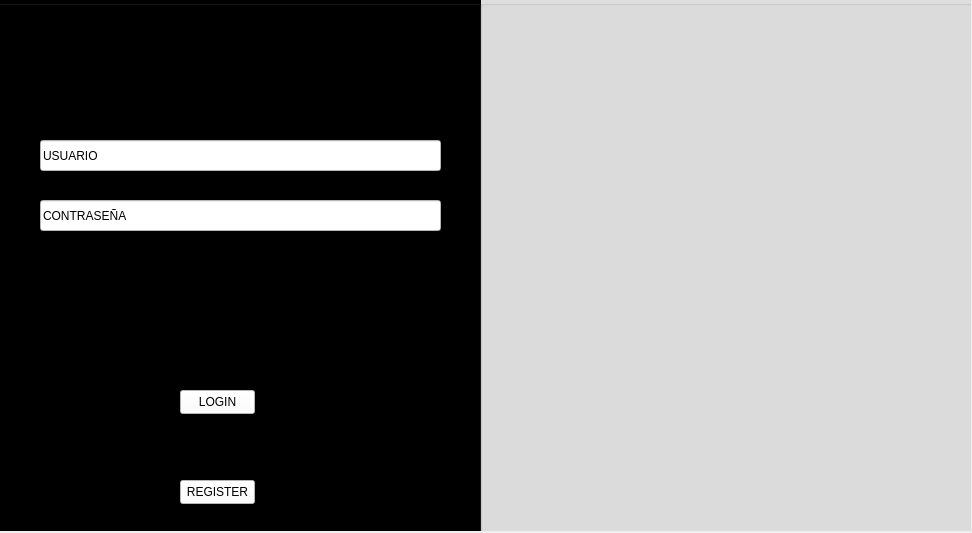
First picture: the form in Scrapping - copia - copia/ui_files/inicio.ui, repository jaumeollerfernandez/scrap.me, before the edit.
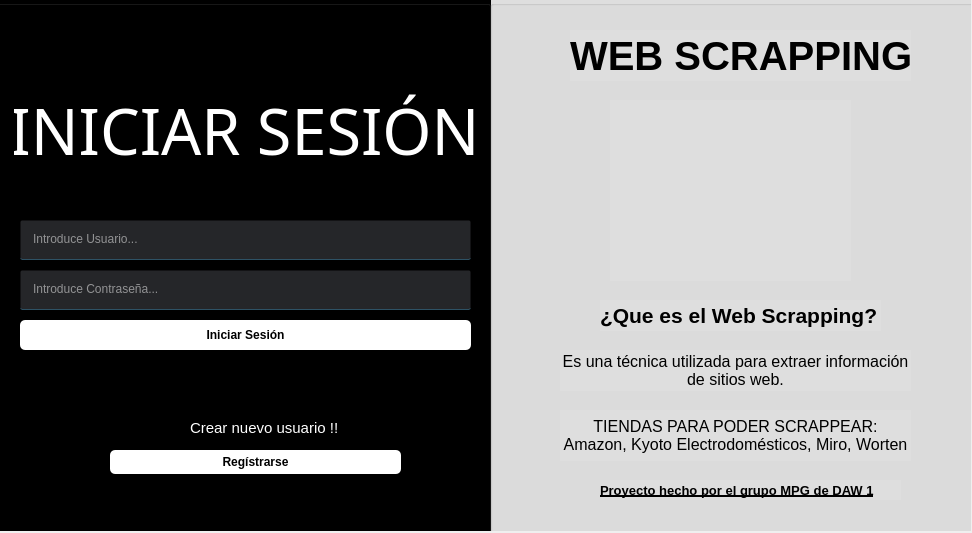
Second picture: the form after the edit. Icons and pictures are not drawn.

Patch:
```diff
--- a/Scrapping - copia - copia/ui_files/inicio.ui
+++ b/Scrapping - copia - copia/ui_files/inicio.ui
@@ -34,23 +34,141 @@
    <widget class="QGroupBox" name="groupBox_2">
     <property name="geometry">
      <rect>
-      <x>480</x>
+      <x>490</x>
       <y>0</y>
-      <width>501</width>
+      <width>505</width>
       <height>541</height>
      </rect>
     </property>
     <property name="styleSheet">
-     <string notr="true">background-color: rgb(222,222,222);</string>
+     <string notr="true">background-color: rgba(222,222,222,255);</string>
     </property>
     <property name="title">
      <string/>
     </property>
+    <widget class="QLabel" name="label_2">
+     <property name="geometry">
+      <rect>
+       <x>120</x>
+       <y>100</y>
+       <width>241</width>
+       <height>181</height>
+      </rect>
+     </property>
+     <property name="styleSheet">
+      <string notr="true">image:url(:/imgLogin/883149-200.png);</string>
+     </property>
+     <property name="text">
+      <string/>
+     </property>
+    </widget>
+    <widget class="QLabel" name="label_4">
+     <property name="geometry">
+      <rect>
+       <x>80</x>
+       <y>30</y>
+       <width>341</width>
+       <height>51</height>
+      </rect>
+     </property>
+     <property name="font">
+      <font>
+       <pointsize>30</pointsize>
+       <bold>true</bold>
+      </font>
+     </property>
+     <property name="text">
+      <string>WEB SCRAPPING</string>
+     </property>
+    </widget>
+    <widget class="QLabel" name="label_5">
+     <property name="geometry">
+      <rect>
+       <x>110</x>
+       <y>300</y>
+       <width>281</width>
+       <height>31</height>
+      </rect>
+     </property>
+     <property name="font">
+      <font>
+       <pointsize>16</pointsize>
+       <bold>true</bold>
+      </font>
+     </property>
+     <property name="text">
+      <string>¿Que es el Web Scrapping?</string>
+     </property>
+    </widget>
+    <widget class="QLabel" name="label_6">
+     <property name="geometry">
+      <rect>
+       <x>70</x>
+       <y>350</y>
+       <width>351</width>
+       <height>41</height>
+      </rect>
+     </property>
+     <property name="font">
+      <font>
+       <pointsize>12</pointsize>
+      </font>
+     </property>
+     <property name="text">
+      <string>Es una técnica utilizada para extraer información 
+de sitios web.</string>
+     </property>
+     <property name="alignment">
+      <set>Qt::AlignCenter</set>
+     </property>
+    </widget>
+    <widget class="QLabel" name="label_7">
+     <property name="geometry">
+      <rect>
+       <x>70</x>
+       <y>410</y>
+       <width>351</width>
+       <height>51</height>
+      </rect>
+     </property>
+     <property name="font">
+      <font>
+       <pointsize>12</pointsize>
+      </font>
+     </property>
+     <property name="text">
+      <string>TIENDAS PARA PODER SCRAPPEAR:
+Amazon, Kyoto Electrodomésticos, Miro, Worten</string>
+     </property>
+     <property name="alignment">
+      <set>Qt::AlignCenter</set>
+     </property>
+    </widget>
+    <widget class="QLabel" name="label_8">
+     <property name="geometry">
+      <rect>
+       <x>110</x>
+       <y>480</y>
+       <width>301</width>
+       <height>20</height>
+      </rect>
+     </property>
+     <property name="font">
+      <font>
+       <pointsize>10</pointsize>
+       <bold>true</bold>
+       <underline>true</underline>
+      </font>
+     </property>
+     <property name="text">
+      <string>Proyecto hecho por el grupo MPG de DAW 1</string>
+     </property>
+    </widget>
    </widget>
    <widget class="QGroupBox" name="groupBox">
     <property name="geometry">
      <rect>
-      <x>-20</x>
+      <x>-10</x>
       <y>0</y>
       <width>501</width>
       <height>541</height>
@@ -65,65 +183,159 @@
     <widget class="QPushButton" name="ok">
      <property name="geometry">
       <rect>
-       <x>200</x>
-       <y>390</y>
-       <width>75</width>
-       <height>24</height>
+       <x>30</x>
+       <y>320</y>
+       <width>451</width>
+       <height>30</height>
       </rect>
      </property>
+     <property name="font">
+      <font>
+       <bold>true</bold>
+      </font>
+     </property>
      <property name="styleSheet">
-      <string notr="true">background-color: rgb(255,255,255);</string>
+      <string notr="true">QPushButton#ok{
+background-color: rgb(255,255,255);
+color: rgb(0,0,0);
+border-radius: 5px;
+}
+QPushButton#ok:pressed{
+background-color: rgb(230,230,230);
+}</string>
      </property>
      <property name="text">
-      <string>LOGIN</string>
+      <string>Iniciar Sesión</string>
      </property>
     </widget>
     <widget class="QPushButton" name="botonRegistro">
      <property name="geometry">
       <rect>
-       <x>200</x>
-       <y>480</y>
-       <width>75</width>
+       <x>120</x>
+       <y>450</y>
+       <width>291</width>
        <height>24</height>
       </rect>
      </property>
+     <property name="font">
+      <font>
+       <bold>true</bold>
+      </font>
+     </property>
      <property name="styleSheet">
-      <string notr="true">background-color: rgb(255,255,255);</string>
+      <string notr="true">QPushButton#botonRegistro{
+background-color: rgb(255,255,255);
+color: rgb(0,0,0);
+border-radius: 5px;
+}
+QPushButton#botonRegistro:pressed{
+background-color: rgb(230,230,230);
+}</string>
      </property>
      <property name="text">
-      <string>REGISTER</string>
+      <string>Regístrarse</string>
      </property>
     </widget>
     <widget class="QLineEdit" name="user_input">
      <property name="geometry">
       <rect>
-       <x>60</x>
-       <y>140</y>
-       <width>401</width>
-       <height>31</height>
+       <x>30</x>
+       <y>220</y>
+       <width>451</width>
+       <height>40</height>
       </rect>
      </property>
      <property name="styleSheet">
-      <string notr="true">background-color: white;</string>
+      <string notr="true">background-color: rgba(47,49,52,200);
+color: rgb(255,255,255);
+border-radius: 2px;
+padding-left: 10px;
+border: 1px solid rgba(0,0,0,0);
+border-bottom-color: rgba(46,82,101,255);
+padding-bottom: 2px;</string>
      </property>
      <property name="text">
-      <string>USUARIO</string>
+      <string/>
+     </property>
+     <property name="placeholderText">
+      <string>Introduce Usuario...</string>
      </property>
     </widget>
     <widget class="QLineEdit" name="password_input">
      <property name="geometry">
       <rect>
-       <x>60</x>
-       <y>200</y>
-       <width>401</width>
-       <height>31</height>
+       <x>30</x>
+       <y>270</y>
+       <width>451</width>
+       <height>40</height>
       </rect>
      </property>
      <property name="styleSheet">
-      <string notr="true">background-color: white;</string>
+      <string notr="true">background-color: rgba(47,49,52,200);
+color: rgb(255,255,255);
+border-radius: 2px;
+padding-left: 10px;
+border: 1px solid rgba(0,0,0,0);
+border-bottom-color: rgba(46,82,101,255);
+padding-bottom: 2px;</string>
      </property>
      <property name="text">
-      <string>CONTRASEÑA</string>
+      <string/>
+     </property>
+     <property name="echoMode">
+      <enum>QLineEdit::Password</enum>
+     </property>
+     <property name="placeholderText">
+      <string>Introduce Contraseña...</string>
+     </property>
+    </widget>
+    <widget class="QLabel" name="label">
+     <property name="geometry">
+      <rect>
+       <x>24</x>
+       <y>60</y>
+       <width>461</width>
+       <height>141</height>
+      </rect>
+     </property>
+     <property name="font">
+      <font>
+       <family>Bahnschrift</family>
+       <pointsize>47</pointsize>
+      </font>
+     </property>
+     <property name="layoutDirection">
+      <enum>Qt::LeftToRight</enum>
+     </property>
+     <property name="styleSheet">
+      <string notr="true">color: rgb(255,255,255);</string>
+     </property>
+     <property name="text">
+      <string>INICIAR SESIÓN</string>
+     </property>
+     <property name="alignment">
+      <set>Qt::AlignCenter</set>
+     </property>
+    </widget>
+    <widget class="QLabel" name="label_3">
+     <property name="geometry">
+      <rect>
+       <x>200</x>
+       <y>420</y>
+       <width>151</width>
+       <height>16</height>
+      </rect>
+     </property>
+     <property name="font">
+      <font>
+       <pointsize>11</pointsize>
+      </font>
+     </property>
+     <property name="styleSheet">
+      <string notr="true">color: rgb(255,255,255);</string>
+     </property>
+     <property name="text">
+      <string>Crear nuevo usuario !!</string>
      </property>
     </widget>
    </widget>
```
Left out of the diff: 4 changed lines with no effect on the pictures.
